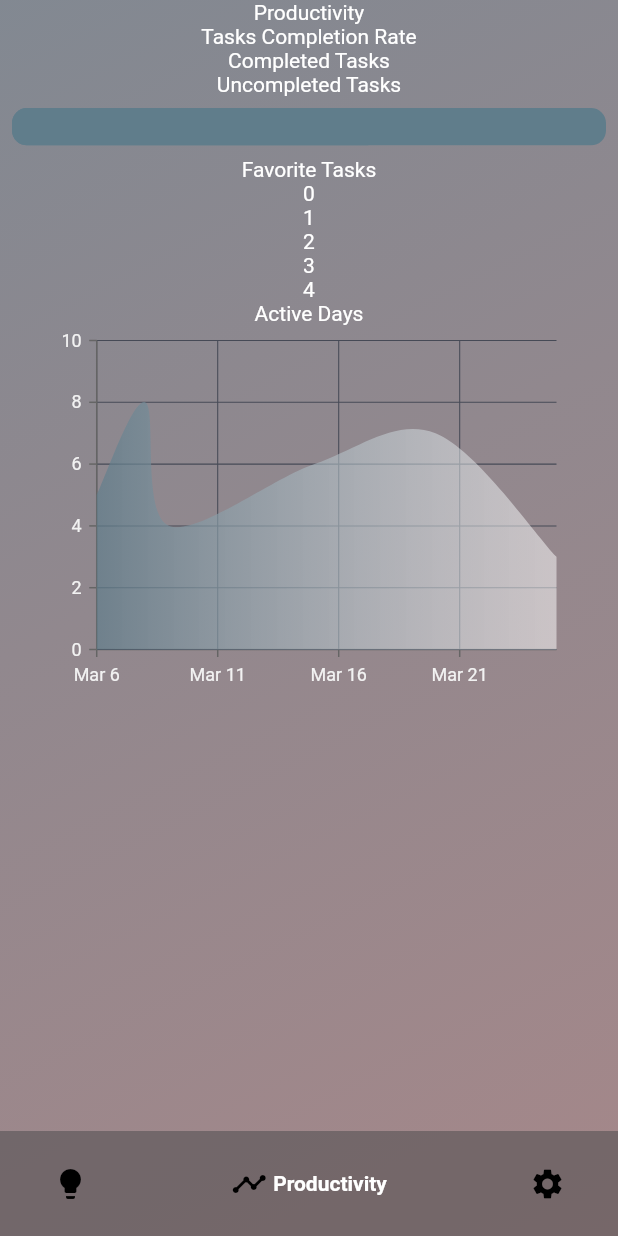
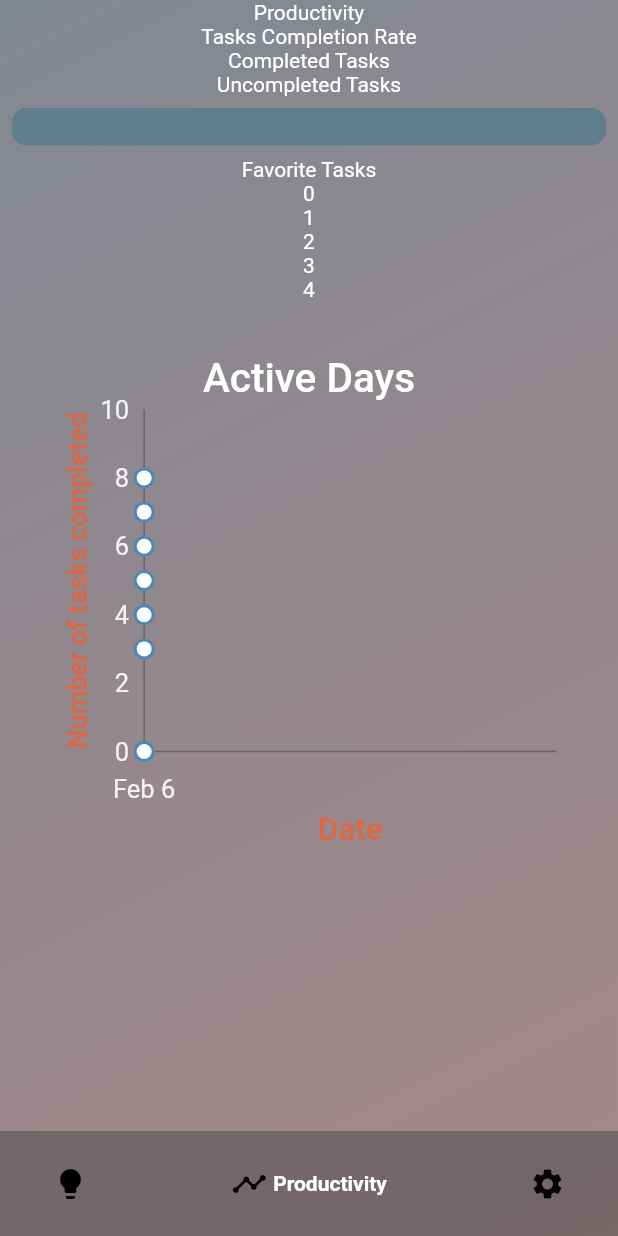
Before and after one commit to nathan-young1/idealog, a Flutter app: the screen it shows after launch, swiped to page 2, on a phone screen of 412 x 824 dp. Run offline on Flutter 3.47's test engine with Material 2 defaults, Android fonts, the phone set to English and light mode, and no system bars; drawn by our look-alikes of google_nav_bar; our stand-ins replace firebase_auth, firebase_core, flutter_screenutil, font_awesome_flutter, google_sign_in, sleek_circular_slider and 2 more; accounts and stored records are empty.

Commit message:
save my chart work

```diff
--- a/lib/application-menu/menuPageView.dart
+++ b/lib/application-menu/menuPageView.dart
@@ -1,3 +1,4 @@
+import 'package:flutter/gestures.dart';
 import 'package:flutter/material.dart';
 import 'package:google_nav_bar/google_nav_bar.dart';
 import 'package:idealog/customDecoration/boxDecoration.dart';
--- a/lib/idea/ui/ideaListPage.dart
+++ b/lib/idea/ui/ideaListPage.dart
@@ -32,6 +32,7 @@ class IdeaListPage extends StatelessWidget {
               if (snapshot.connectionState != ConnectionState.waiting) {
                 return Expanded(
                       child: ListView(
+                       physics: ScrollPhysics(parent: BouncingScrollPhysics()),
                        shrinkWrap: true,
                        children: (snapshot.data != null)?snapshot.data!.map((idea) => IdeaCard(info: idea)).toList():[],
                       ),
--- a/lib/productivity/ui/productivity.dart
+++ b/lib/productivity/ui/productivity.dart
@@ -3,12 +3,13 @@ import 'package:syncfusion_flutter_charts/charts.dart';
 
 class Productivity extends StatelessWidget {
   final List<_ActiveDays> thisWeek = [
-    _ActiveDays(date: DateTime(2021,3,6), numberOfTasksCompleted: 5),
+    _ActiveDays(date: DateTime(2021,2,6), numberOfTasksCompleted: 5),
     _ActiveDays(date: DateTime(2021,3,8), numberOfTasksCompleted: 8),
     _ActiveDays(date: DateTime(2021,3,9), numberOfTasksCompleted: 4),
     _ActiveDays(date: DateTime(2021,3,15), numberOfTasksCompleted: 6),
     _ActiveDays(date: DateTime(2021,3,20), numberOfTasksCompleted: 7),
-    _ActiveDays(date: DateTime(2021,3,25), numberOfTasksCompleted: 3),
+    _ActiveDays(date: DateTime(2021,2,25), numberOfTasksCompleted: 3),
+    _ActiveDays(date: DateTime.now(), numberOfTasksCompleted: 0),
   ];
   @override
   Widget build(BuildContext context) {
@@ -29,21 +30,54 @@ class Productivity extends StatelessWidget {
           Column(
             children: List.generate(5, (index) => Text('$index')).toList(),
           ),
-          Text('Active Days'),
+          SizedBox(height: 25),
           Container(
-            height: 250,
+            height: 350,
             width: 350,
             child: SfCartesianChart(
-              plotAreaBorderWidth: 0,
-              enableAxisAnimation: false,
+              title: ChartTitle(
+                text: 'Active Days',
+                textStyle: TextStyle(fontSize: 27,fontWeight: FontWeight.w500)
+              ),
+              tooltipBehavior: TooltipBehavior(
+                shouldAlwaysShow: true,
+                enable: true,
+                canShowMarker: false,
+                format: 'point.x:\npoint.y tasks completed',
+                header: 'Productivity',
+                animationDuration: 500,
+                textStyle: TextStyle(fontSize: 17,fontWeight: FontWeight.w500)
+                ),
               plotAreaBorderColor: Colors.transparent,
-              plotAreaBackgroundColor: Colors.transparent,
-              borderColor: Colors.transparent,
-              primaryXAxis: DateTimeAxis(),
+              primaryYAxis: NumericAxis(
+                labelStyle: TextStyle(fontSize: 17,fontWeight: FontWeight.w400),
+                majorGridLines: MajorGridLines(width: 0),
+                majorTickLines: MajorTickLines(width: 0),
+                title: AxisTitle(
+                text: 'Number of tasks completed',
+                textStyle: TextStyle(fontSize: 18,fontWeight: FontWeight.w500,color: Colors.deepOrange.withOpacity(0.7)))
+              ),
+              primaryXAxis: DateTimeCategoryAxis(
+                edgeLabelPlacement: EdgeLabelPlacement.shift,
+                maximum: DateTime.now(),
+                tickPosition: TickPosition.outside,
+                majorTickLines: MajorTickLines(size: 10,width: 0),
+                majorGridLines: MajorGridLines(width: 0),
+                labelStyle: TextStyle(fontSize: 17,fontWeight: FontWeight.w400),
+                title: AxisTitle(
+                  text: 'Date',
+                  textStyle: TextStyle(fontSize: 21,fontWeight: FontWeight.w500,color: Colors.deepOrange.withOpacity(0.7))
+                )
+              ),
               series: <ChartSeries>[
                   SplineAreaSeries<_ActiveDays,DateTime>(
-                  animationDuration: 0,
-                  cardinalSplineTension: 0.7,
+                  markerSettings: MarkerSettings(
+                    isVisible: true,
+                    color: Colors.white,
+                    height: 12,
+                    width: 12
+                  ),
+                  cardinalSplineTension: 0.9,
                   gradient: LinearGradient(colors: [Colors.blueGrey.withOpacity(0.7),Colors.white.withOpacity(0.5)]),
                    dataSource: thisWeek,
                    splineType: SplineType.cardinal,
```
